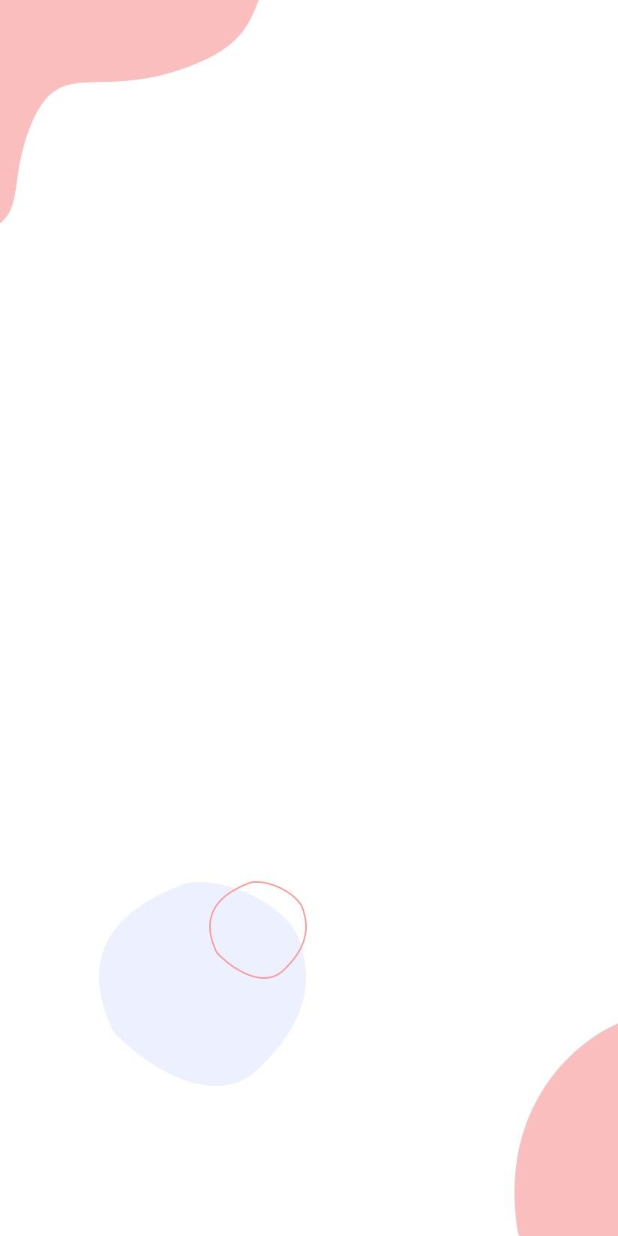
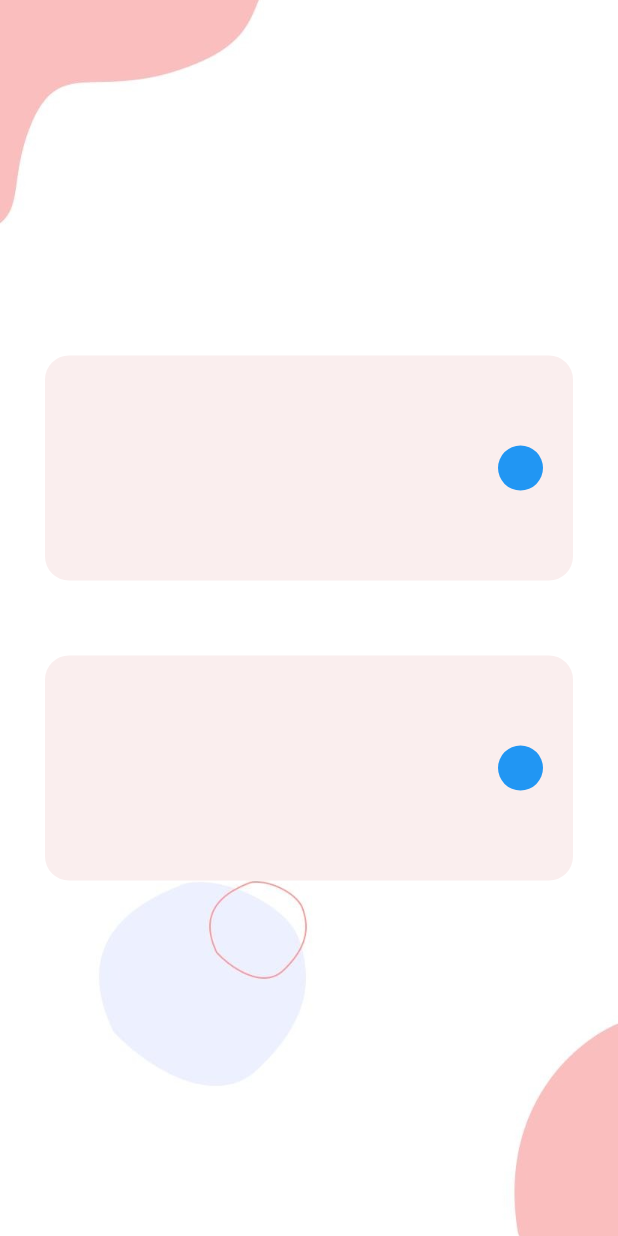
Before and after one commit to Ashotjlavyan/bloc_brithdate, a Flutter app: the screen it shows after launch, on a phone screen of 412 x 824 dp. Run offline on Flutter 3.47's test engine with Material 2 defaults, Android fonts, the light colour scheme and no system bars.

Commit message:
WIP home screen

```diff
--- a/lib/screens/home/home_widget.dart
+++ b/lib/screens/home/home_widget.dart
@@ -1,4 +1,6 @@
 import 'package:flutter/material.dart';
+
+import 'shared/home_item.dart';
 
 class HomeWidget extends StatefulWidget {
   const HomeWidget({Key? key}) : super(key: key);
@@ -17,6 +19,15 @@ class _State extends State<HomeWidget> {
               image: AssetImage('assets/images/background.jpg'),
               fit: BoxFit.cover,
             )),
-            child: Container()));
+            child: Container(
+                margin: const EdgeInsets.symmetric(horizontal: 30),
+                child: Column(
+                    mainAxisAlignment: MainAxisAlignment.center,
+                    children: [
+                      const HomeItem(),
+                      Container(
+                          margin: const EdgeInsets.only(top: 50),
+                          child: const HomeItem())
+                    ]))));
   }
 }
--- /dev/null
+++ b/lib/screens/home/shared/home_item.dart
@@ -0,0 +1,36 @@
+import 'package:bloc_birthdate/shared/constant.dart';
+import 'package:flutter/material.dart';
+
+class HomeItem extends StatelessWidget {
+  const HomeItem({Key? key}) : super(key: key);
+
+  @override
+  Widget build(BuildContext context) {
+    return Container(
+        decoration: const BoxDecoration(
+            color: ColorConstant.buttonColor,
+            borderRadius: BorderRadius.all(Radius.circular(16.0))),
+        height: 150,
+        child: Row(children: [
+          Expanded(child: Container()),
+          Container(
+              width: 50,
+              color: Colors.transparent,
+              child: const _ArrowButton()),
+        ]));
+  }
+}
+
+class _ArrowButton extends StatelessWidget {
+  const _ArrowButton({Key? key}) : super(key: key);
+
+  @override
+  Widget build(BuildContext context) {
+    return Container(
+      width: 20,
+      margin: const EdgeInsets.only(right: 20.0),
+      decoration:
+          const BoxDecoration(color: Colors.blue, shape: BoxShape.circle),
+    );
+  }
+}
--- /dev/null
+++ b/lib/shared/constant.dart
@@ -0,0 +1,5 @@
+import 'package:flutter/material.dart';
+
+class ColorConstant {
+  static const Color buttonColor = Color(0xfffaeeee);
+}
```
Also changed, not shown: assets/images/arrow.png (added), pubspec.lock.
